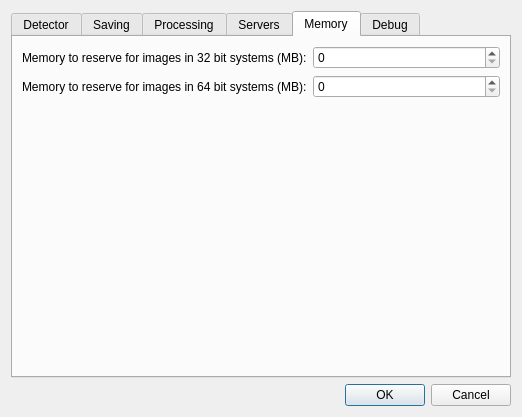
guyjennings/qxrd, file source/qxrdpreferencesdialog.ui: the form before one commit.
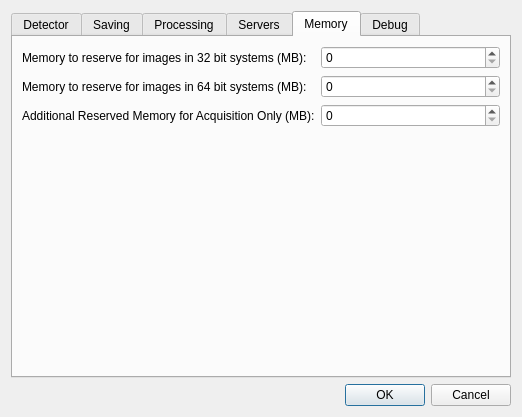
The form after the commit. The open tabs and pages were chosen to show the change.

Commit message: Added preferences dialog support for memory reserve size

The edit to the form file:
```diff
--- a/source/qxrdpreferencesdialog.ui
+++ b/source/qxrdpreferencesdialog.ui
@@ -428,7 +428,7 @@
        <item row="0" column="1">
         <widget class="QSpinBox" name="m_ReservedMemory32"/>
        </item>
-       <item row="2" column="1">
+       <item row="3" column="1">
         <spacer name="verticalSpacer_2">
          <property name="orientation">
           <enum>Qt::Vertical</enum>
@@ -451,6 +451,16 @@
          </property>
         </widget>
        </item>
+       <item row="2" column="0">
+        <widget class="QLabel" name="label_18">
+         <property name="text">
+          <string>Additional Reserved Memory for Acquisition Only (MB):</string>
+         </property>
+        </widget>
+       </item>
+       <item row="2" column="1">
+        <widget class="QSpinBox" name="m_ExtraReservedMemory"/>
+       </item>
       </layout>
      </widget>
      <widget class="QWidget" name="debug">
```
The commit also changes 1 other file.
